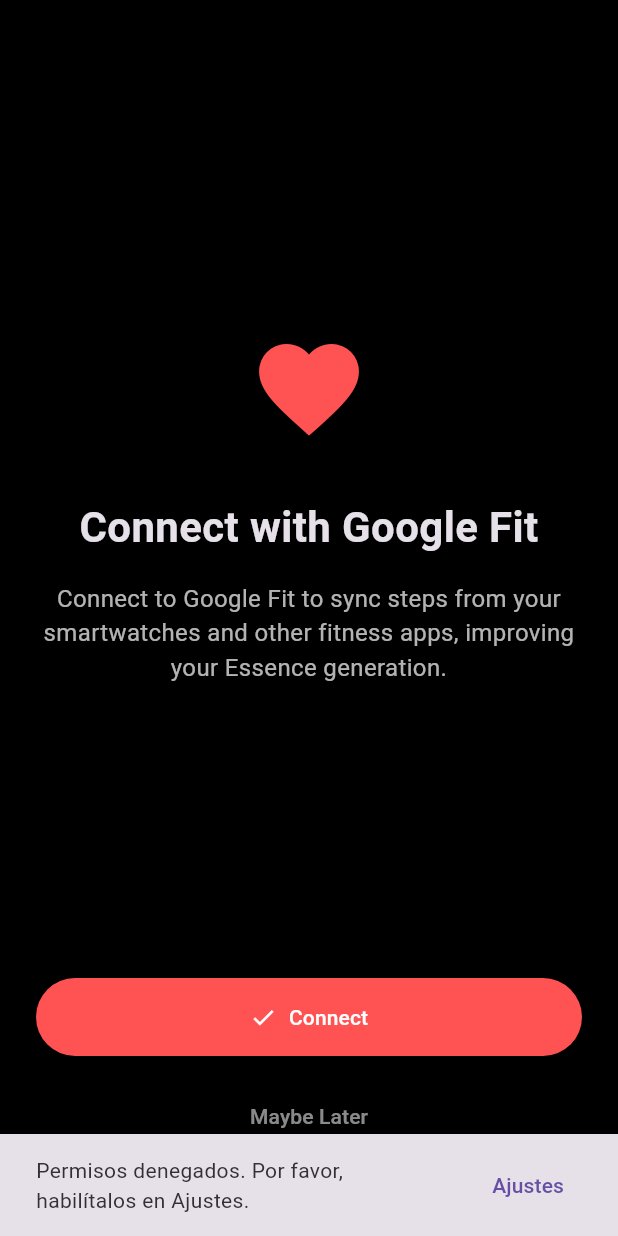
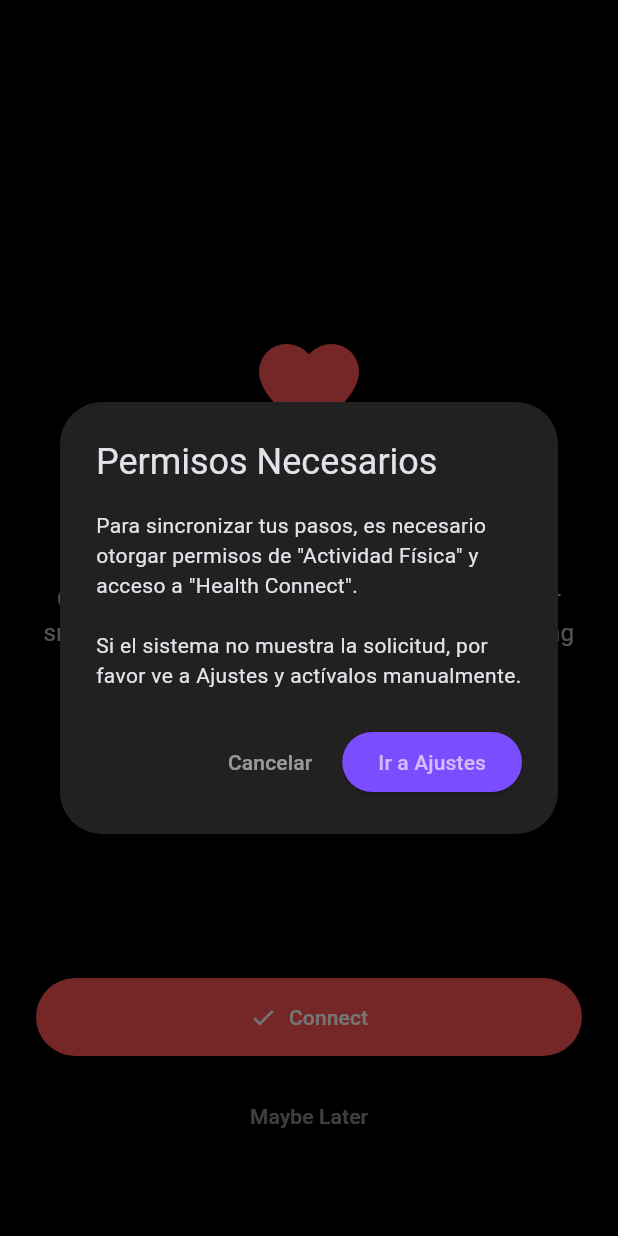
Before and after one commit to camu740/Stillwalks, a Flutter app: the GoogleFitScreen screen opened directly, after a tap on "Connect", on a phone screen of 412 x 824 dp. Run offline on Flutter 3.47's test engine with Material 3 defaults, Android fonts, the phone set to English and light mode, and no system bars; our stand-ins replace package_info_plus, permission_handler, shared_preferences, sqflite; missing offline and left inert: health, home_widget; accounts and stored records are empty.

Commit message:
permisos google fit

```diff
--- a/lib/screens/google_fit_screen.dart
+++ b/lib/screens/google_fit_screen.dart
@@ -78,13 +78,7 @@
         _finish(context);
       } else if (mounted) {
          // Denied
-          ScaffoldMessenger.of(context).showSnackBar(
-            SnackBar(
-              content: const Text('Permisos denegados. Por favor, habilítalos en Ajustes.'),
-              action: SnackBarAction(label: 'Ajustes', onPressed: () => service.openHealthConnectSettings()), // Instance method via service
-              duration: const Duration(seconds: 5),
-            ),
-          );
+         _showPermissionExplanationDialog(context, service);
       }
     } catch (e) {
       debugPrint('Error connecting: $e');
@@ -187,4 +181,32 @@
       ),
     );
   }
+
+  void _showPermissionExplanationDialog(BuildContext context, GoogleFitService service) {
+    showDialog(
+      context: context,
+      builder: (context) => AlertDialog(
+        backgroundColor: Colors.grey[900],
+        title: const Text('Permisos Necesarios'),
+        content: const Text(
+          'Para sincronizar tus pasos, es necesario otorgar permisos de "Actividad Física" y acceso a "Health Connect".\n\n'
+          'Si el sistema no muestra la solicitud, por favor ve a Ajustes y actívalos manualmente.'
+        ),
+        actions: [
+          TextButton(
+            onPressed: () => Navigator.pop(context),
+            child: const Text('Cancelar', style: TextStyle(color: Colors.white54)),
+          ),
+          ElevatedButton(
+            onPressed: () {
+              Navigator.pop(context);
+              service.openHealthConnectSettings();
+            },
+            style: ElevatedButton.styleFrom(backgroundColor: Colors.deepPurpleAccent),
+            child: const Text('Ir a Ajustes'),
+          ),
+        ],
+      ),
+    );
+  }
 }
```
Also changed, not shown: lib/screens/settings_screen.dart (+29 -10 lines).
